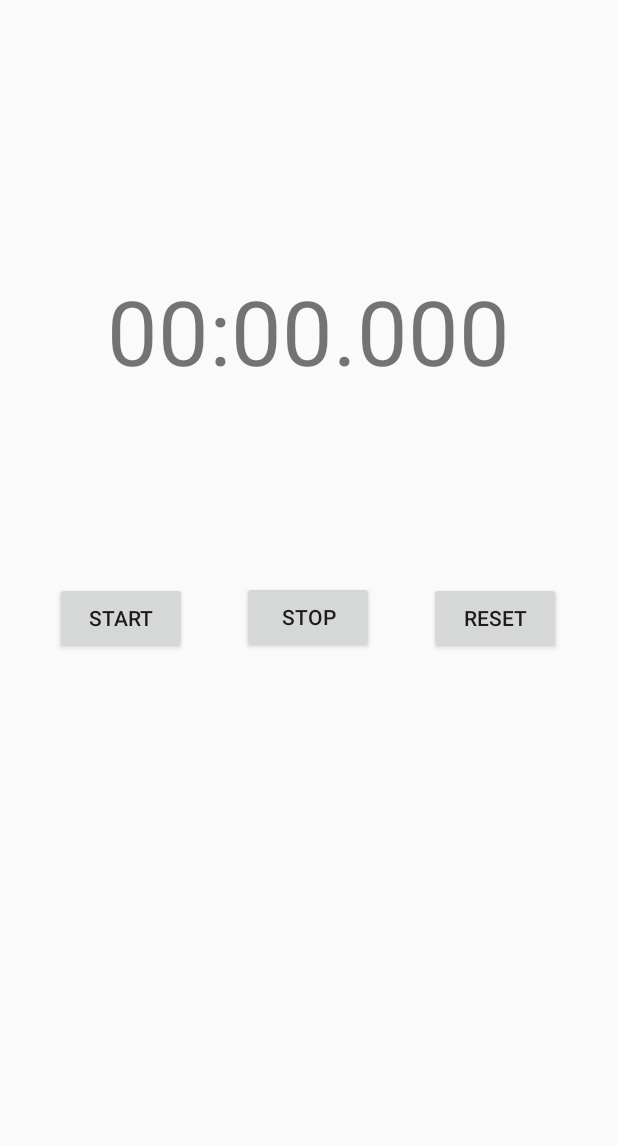
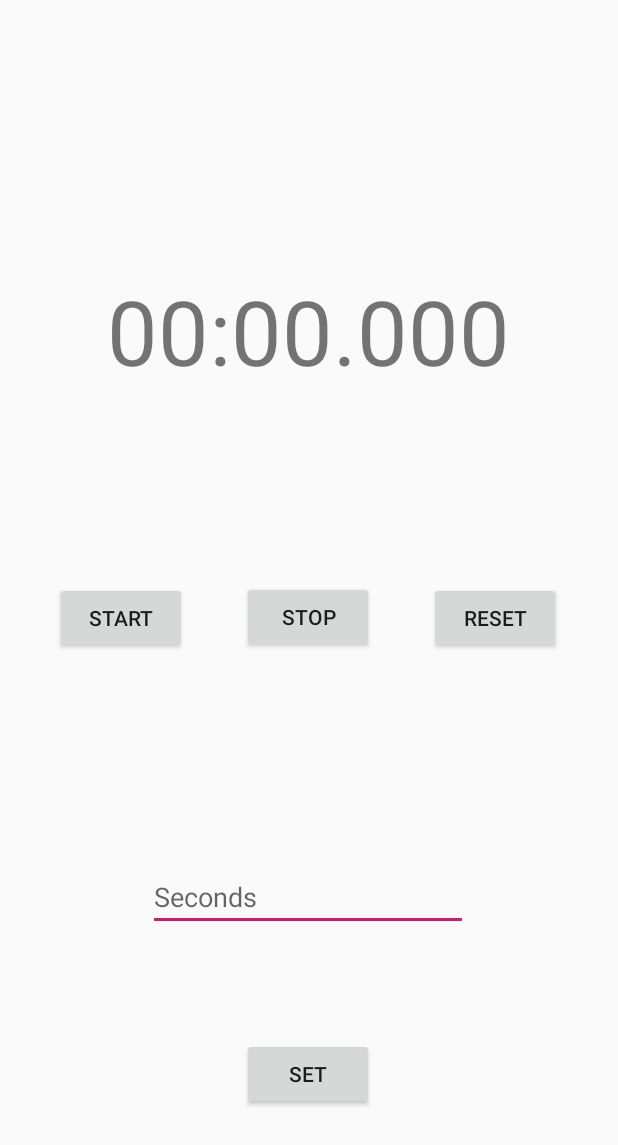
Before and after one commit to winther32/Interval_Timer_App, an Android app: the screen it shows after launch (MainActivity), on a phone screen of 412 x 824 dp. Shown: the top 1145 px of the screen. Run offline under Robolectric (Android 15) with nearby library versions, the phone set to English and light mode, and no system bars.

Commit message:
Basic seconds input added

```diff
--- a/app/src/main/java/com/example/intervaltimer/MainActivity.java
+++ b/app/src/main/java/com/example/intervaltimer/MainActivity.java
@@ -1,17 +1,19 @@
 package com.example.intervaltimer;
 
+import android.nfc.Tag;
 import android.os.Bundle;
-
-import com.google.android.material.floatingactionbutton.FloatingActionButton;
-import com.google.android.material.snackbar.Snackbar;
 
 import androidx.appcompat.app.AppCompatActivity;
 
 import android.os.Handler;
+import android.util.Log;
+import android.view.KeyEvent;
 import android.view.View;
 import android.view.Menu;
 import android.view.MenuItem;
+import android.view.inputmethod.EditorInfo;
 import android.widget.Button;
+import android.widget.EditText;
 import android.widget.TextView;
 import android.os.SystemClock;
 
@@ -20,11 +22,16 @@ public class MainActivity extends AppCompatActivity {
 
     //Declare Vars used
     TextView display;
-    Button start, stop, reset;
+    Button start, stop, reset, set;
     Handler handler;
     long MillisecondTime, StartTime, TimeBuff, UpdateTime = 0L ;
-    int Seconds, Minutes, MilliSeconds ;
+    int inputSeconds, Seconds, Minutes, MilliSeconds ;
 
+    EditText setSec;
+
+    // Spinner Example
+//    Spinner setSec;
+//    String secList[] = {"1","2","3","4","5","6","7","8","9","10"};
 
     @Override
     protected void onCreate(Bundle savedInstanceState) {
@@ -36,8 +43,53 @@ public class MainActivity extends AppCompatActivity {
         start = (Button)findViewById(R.id.startButton);
         stop  = (Button)findViewById(R.id.stopButton);
         reset = (Button)findViewById(R.id.resetButton);
+        set = (Button)findViewById(R.id.setTimer);
+        handler = new Handler();
 
-        handler = new Handler();
+        setSec = (EditText)findViewById(R.id.setSeconds);
+
+        // Spinner Example
+//        Spinner setSec = (Spinner)findViewById(R.id.spinner);
+//        ArrayAdapter<String> adapter = new ArrayAdapter<String>(MainActivity.this, android.R.layout.simple_list_item_1, secList);
+//        setSec.setAdapter(adapter);
+
+        set.setOnClickListener(new View.OnClickListener() {
+            @Override
+            public void onClick(View v) {
+
+                inputSeconds = Integer.valueOf(setSec.getText().toString());
+
+                Seconds = inputSeconds % 60 ;
+                Minutes =  inputSeconds / 60 ;
+                MilliSeconds = 0 ;
+
+                display.setText("" + Minutes + ":"
+                        + String.format("%02d", Seconds) + "."
+                        + String.format("%03d", MilliSeconds));
+            }
+        });
+
+        // Ex. use number pad ENTER/Done click to do an action
+        setSec.setOnEditorActionListener(new TextView.OnEditorActionListener() {
+            @Override
+            public boolean onEditorAction(TextView v, int actionId, KeyEvent event) {
+                if ((event != null && (event.getKeyCode() == KeyEvent.KEYCODE_ENTER)) || (actionId == EditorInfo.IME_ACTION_DONE)) {
+                    //Log.i(TAG,"Enter pressed");
+                }
+                inputSeconds = Integer.valueOf(setSec.getText().toString());
+
+                TimeBuff = inputSeconds * 1000;
+
+                Seconds = inputSeconds % 60 ;
+                Minutes =  inputSeconds / 60 ;
+                MilliSeconds = 0 ;
+
+                display.setText("" + Minutes + ":"
+                        + String.format("%02d", Seconds) + "."
+                        + String.format("%03d", MilliSeconds));
+                return false;
+            }
+        });
 
         start.setOnClickListener(new View.OnClickListener() {
             @Override
@@ -47,6 +99,7 @@ public class MainActivity extends AppCompatActivity {
                 handler.postDelayed(runnable, 0);
 
                 reset.setEnabled(false);
+                set.setEnabled(false);
 
             }
         });
@@ -60,6 +113,7 @@ public class MainActivity extends AppCompatActivity {
                 handler.removeCallbacks(runnable);
 
                 reset.setEnabled(true);
+                set.setEnabled(true);
 
             }
         });
--- a/app/src/main/res/layout/activity_main.xml
+++ b/app/src/main/res/layout/activity_main.xml
@@ -60,4 +60,28 @@
         app:layout_constraintTop_toTopOf="parent"
         app:layout_constraintVertical_bias="0.242" />
 
+    <Button
+        android:id="@+id/setTimer"
+        android:layout_width="wrap_content"
+        android:layout_height="wrap_content"
+        android:layout_marginBottom="84dp"
+        android:text="Set"
+        app:layout_constraintBottom_toBottomOf="parent"
+        app:layout_constraintEnd_toEndOf="parent"
+        app:layout_constraintHorizontal_bias="0.498"
+        app:layout_constraintStart_toStartOf="parent" />
+
+    <EditText
+        android:id="@+id/setSeconds"
+        android:layout_width="wrap_content"
+        android:layout_height="wrap_content"
+        android:layout_marginTop="140dp"
+        android:layout_marginEnd="100dp"
+        android:layout_marginRight="100dp"
+        android:ems="10"
+        android:hint="Seconds"
+        android:inputType="number"
+        app:layout_constraintEnd_toEndOf="parent"
+        app:layout_constraintTop_toBottomOf="@+id/stopButton" />
+
 </androidx.constraintlayout.widget.ConstraintLayout>
```
